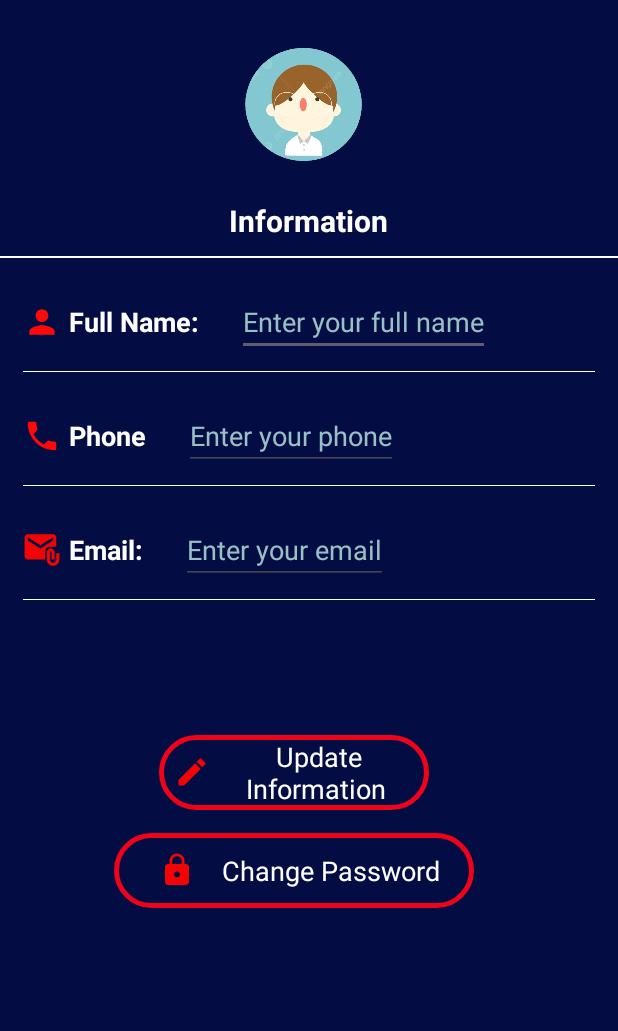
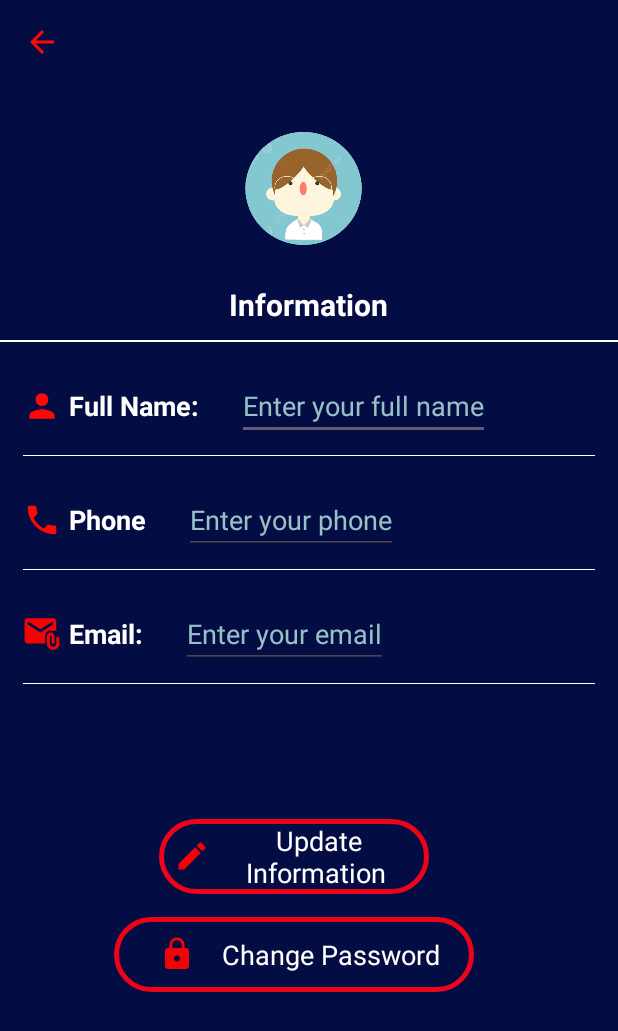
Before and after one commit to BaoDang0209/Music_Stream_Android, an Android app: the ProfileActivity screen opened directly, with no data from a screen before it, on a phone screen of 412 x 824 dp. Shown: the top 1031 px of the screen. Run offline under Robolectric (Android 15) with nearby library versions, the phone set to English and light mode, and no system bars; our stand-ins replace CircleImageView, Firebase (no records; nobody signed in at launch, a user with empty details on screens opened directly); pictures from the network do not load.

Commit message:
update back btn

```diff
--- a/Music_App/app/src/main/java/com/example/music_app/PlayerActivity.kt
+++ b/Music_App/app/src/main/java/com/example/music_app/PlayerActivity.kt
@@ -3,7 +3,9 @@ package com.example.music_app
 import androidx.appcompat.app.AppCompatActivity
 import android.os.Bundle
 import android.view.View
+import androidx.annotation.OptIn
 import androidx.media3.common.Player
+import androidx.media3.common.util.UnstableApi
 import androidx.media3.exoplayer.ExoPlayer
 import com.bumptech.glide.Glide
 import com.example.music_app.databinding.ActivityPlayerBinding
@@ -20,6 +22,7 @@ class PlayerActivity : AppCompatActivity() {
             showGif(isPlaying)
         }
     }
+    @OptIn(UnstableApi::class)
     override fun onCreate(savedInstanceState: Bundle?) {
         super.onCreate(savedInstanceState)
         binding = ActivityPlayerBinding.inflate(layoutInflater)
@@ -41,6 +44,9 @@ class PlayerActivity : AppCompatActivity() {
 
 
         }
+        binding.backBtn.setOnClickListener{
+            finish()
+        }
     }
     override fun onDestroy() {
         super.onDestroy()
--- a/Music_App/app/src/main/java/com/example/music_app/ProfileActivity.kt
+++ b/Music_App/app/src/main/java/com/example/music_app/ProfileActivity.kt
@@ -44,6 +44,9 @@ class ProfileActivity : AppCompatActivity() {
         binding.changePassword.setOnClickListener{
             val intent = Intent(this, ChangePasswordActivity::class.java)
             startActivity(intent)
+        }
+        binding.backBtn.setOnClickListener{
+            finish()
         }
 
         showUserInformation()
--- a/Music_App/app/src/main/res/layout/activity_profile.xml
+++ b/Music_App/app/src/main/res/layout/activity_profile.xml
@@ -6,7 +6,20 @@
     android:orientation="vertical"
     android:background="@color/blueDark"
     tools:context=".ProfileActivity">
+    <RelativeLayout
+        android:layout_width="match_parent"
+        android:layout_height="wrap_content"
+        android:padding="16dp">
 
+        <ImageView
+            android:id="@+id/backBtn"
+            android:layout_width="wrap_content"
+            android:layout_height="wrap_content"
+            android:src="@drawable/ic_arrow_back"
+            android:layout_alignParentStart="true"
+            android:layout_centerVertical="true"/>
+
+    </RelativeLayout>
 
     <LinearLayout
         android:layout_width="match_parent"
```
Also changed, not shown: Music_App/app/src/main/res/layout/activity_player.xml (+14 -0 lines).
